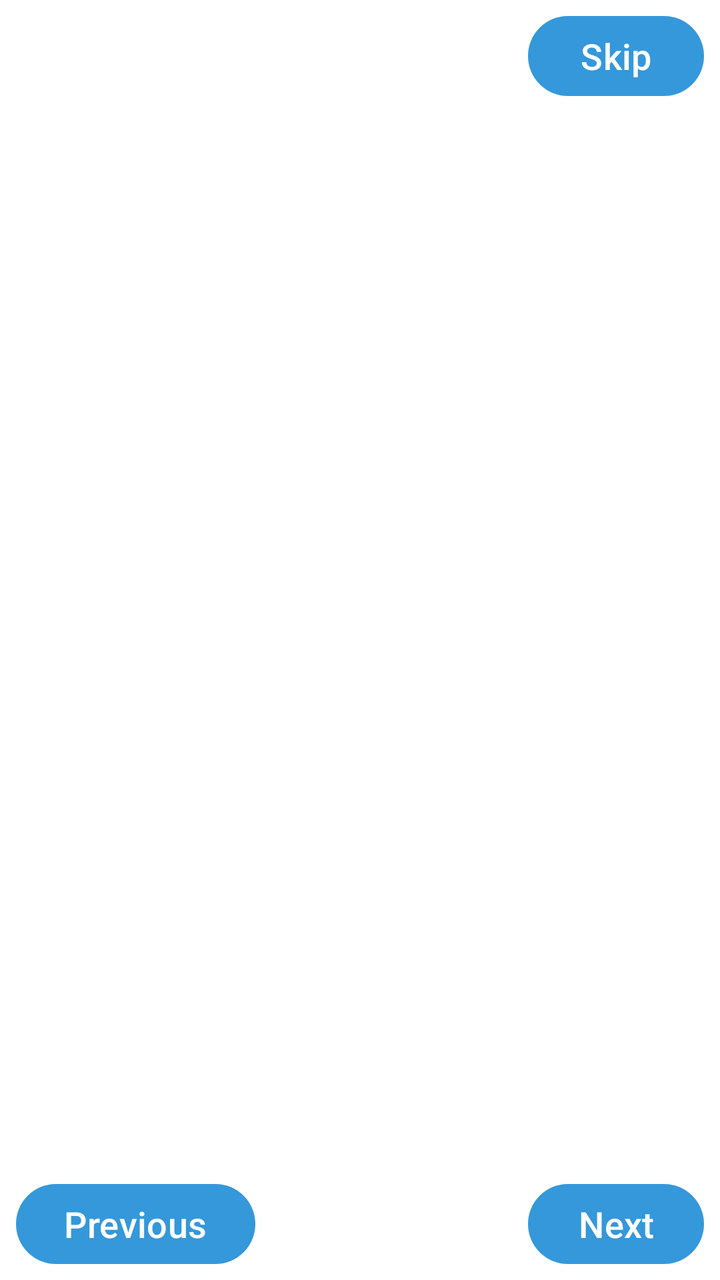
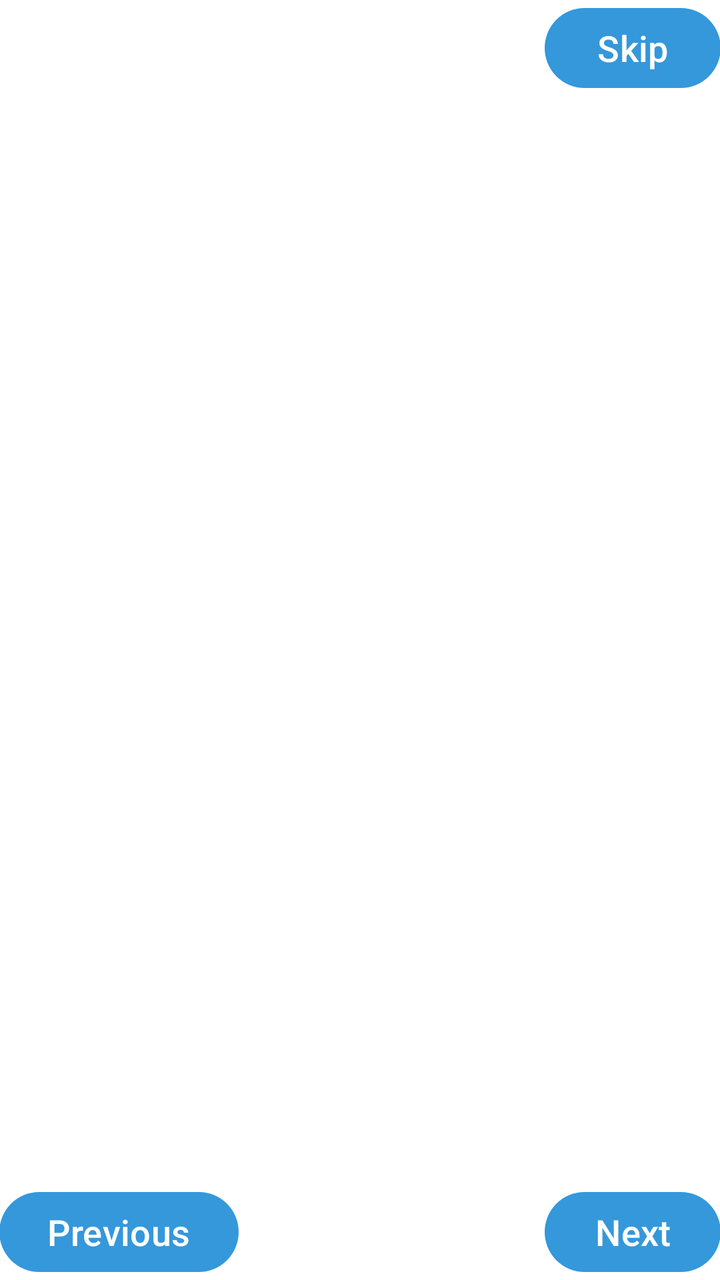

The first picture is an Android layout as it rendered before a commit; the second is the same layout after the commit. The layout source and the unified diff follow.
<!-- AndroidManifest.xml: application theme Theme.MSApplication -->
<!-- res/layout/activity_on_boarding.xml -->
<?xml version="1.0" encoding="utf-8"?>
<RelativeLayout
    xmlns:android="http://schemas.android.com/apk/res/android"
    xmlns:app="http://schemas.android.com/apk/res-auto"
    xmlns:tools="http://schemas.android.com/tools"
    android:layout_width="match_parent"
    android:layout_height="match_parent"
    android:paddingHorizontal="8dp"
    tools:context=".OnBoardingActivity">

    <androidx.viewpager2.widget.ViewPager2
        android:id="@+id/onboardingViewPager2"
        android:layout_width="match_parent"
        android:layout_height="match_parent"/>

    <com.google.android.material.tabs.TabLayout
        android:id="@+id/tabLayout"
        android:layout_width="wrap_content"
        android:layout_height="wrap_content"
        android:layout_alignParentBottom="true"
        android:layout_centerHorizontal="true"
        app:tabGravity="center"
        app:tabIndicatorHeight="0dp"
        app:tabRippleColor="@null"
        app:tabBackground="@drawable/tab_selector"/>

    <Button
        android:id="@+id/skip_btn"
        android:layout_width="wrap_content"
        android:layout_height="wrap_content"
        android:layout_alignParentTop="true"
        android:layout_alignParentEnd="true"
        android:textSize="18sp"
        android:text="@string/skip"
        android:layout_marginTop="4dp" />

    <Button
        android:id="@+id/previous_btn"
        android:layout_width="wrap_content"
        android:layout_height="wrap_content"
        android:layout_alignParentStart="true"
        android:layout_alignParentBottom="true"
        android:textSize="18sp"
        android:text="@string/previous"
        android:layout_marginBottom="4dp" />

    <Button
        android:id="@+id/next_btn"
        android:layout_width="wrap_content"
        android:layout_height="wrap_content"
        android:layout_alignParentBottom="true"
        android:layout_alignParentEnd="true"
        android:textSize="18sp"
        android:text="@string/next"
        android:layout_marginBottom="4dp" />

</RelativeLayout>
<!-- resources referenced by this layout -->
<resources>
  <!-- drawable tab_selector (drawable) -->
  <?xml version="1.0" encoding="utf-8"?>
  <selector xmlns:android="http://schemas.android.com/apk/res/android">
  
      <item android:state_selected="true">
          <shape android:shape="ring"
              android:innerRadius="0dp"
              android:thickness="5dp"
              android:useLevel="false">
              <solid android:color="@color/healthLightBlue"/>
              <stroke android:width="1dp" android:color="@color/black"/>
          </shape>
      </item>
  
      <item android:state_selected="false">
          <shape android:shape="ring"
              android:innerRadius="0dp"
              android:thickness="5dp"
              android:useLevel="false">
              <solid android:color="@color/healthWhite"/>
              <stroke android:width="1dp" android:color="@color/black"/>
          </shape>
      </item>
  
  </selector>
  <string name="next">Next</string>
  <string name="previous">Previous</string>
  <string name="skip">Skip</string>
  <style name="Theme.MSApplication" parent="Base.Theme.MSApplication" />
  <color name="healthLightBlue">#aed6f1</color>
  <color name="black">#FF000000</color>
  <color name="healthWhite">#FFFFFFFF</color>
  <style name="Base.Theme.MSApplication" parent="Theme.Material3.DayNight.NoActionBar">
  
  
          
          <item name="colorPrimary">@color/healthBlue</item>
  
          
          <item name="colorPrimaryDark">@color/healthDarkBlue</item>
  
          
          <item name="colorAccent">@color/healthGreen</item>
  
          
          <item name="android:windowBackground">@color/healthWhite</item>
  
          
          <item name="cardBackgroundColor">@color/healthWhite</item>
  
          
          <item name="android:textColor">@color/healthDarkGray</item>
  
      </style>
  <color name="healthBlue">#3498db</color>
  <color name="healthDarkBlue">#1f3a93</color>
  <color name="healthGreen">#2ecc71</color>
  <color name="healthDarkGray">#333333</color>
</resources>

<!-- the commit's change to res/layout/activity_on_boarding.xml (unified diff, before → after) -->
@@ -1,17 +1,16 @@
 <?xml version="1.0" encoding="utf-8"?>
-<RelativeLayout
-    xmlns:android="http://schemas.android.com/apk/res/android"
+<RelativeLayout xmlns:android="http://schemas.android.com/apk/res/android"
     xmlns:app="http://schemas.android.com/apk/res-auto"
     xmlns:tools="http://schemas.android.com/tools"
     android:layout_width="match_parent"
     android:layout_height="match_parent"
-    android:paddingHorizontal="8dp"
+    android:paddingHorizontal="@dimen/_8sdp"
     tools:context=".OnBoardingActivity">
 
     <androidx.viewpager2.widget.ViewPager2
         android:id="@+id/onboardingViewPager2"
         android:layout_width="match_parent"
-        android:layout_height="match_parent"/>
+        android:layout_height="match_parent" />
 
     <com.google.android.material.tabs.TabLayout
         android:id="@+id/tabLayout"
@@ -19,10 +18,10 @@
         android:layout_height="wrap_content"
         android:layout_alignParentBottom="true"
         android:layout_centerHorizontal="true"
+        app:tabBackground="@drawable/tab_selector"
         app:tabGravity="center"
         app:tabIndicatorHeight="0dp"
-        app:tabRippleColor="@null"
-        app:tabBackground="@drawable/tab_selector"/>
+        app:tabRippleColor="@null" />
 
     <Button
         android:id="@+id/skip_btn"
@@ -30,9 +29,9 @@
         android:layout_height="wrap_content"
         android:layout_alignParentTop="true"
         android:layout_alignParentEnd="true"
-        android:textSize="18sp"
+        android:layout_marginTop="@dimen/_4sdp"
         android:text="@string/skip"
-        android:layout_marginTop="4dp" />
+        android:textSize="18sp" />
 
     <Button
         android:id="@+id/previous_btn"
@@ -40,18 +39,18 @@
         android:layout_height="wrap_content"
         android:layout_alignParentStart="true"
         android:layout_alignParentBottom="true"
-        android:textSize="18sp"
+        android:layout_marginBottom="@dimen/_4sdp"
         android:text="@string/previous"
-        android:layout_marginBottom="4dp" />
+        android:textSize="18sp" />
 
     <Button
         android:id="@+id/next_btn"
         android:layout_width="wrap_content"
         android:layout_height="wrap_content"
+        android:layout_alignParentEnd="true"
         android:layout_alignParentBottom="true"
-        android:layout_alignParentEnd="true"
-        android:textSize="18sp"
+        android:layout_marginBottom="@dimen/_4sdp"
         android:text="@string/next"
-        android:layout_marginBottom="4dp" />
+        android:textSize="18sp" />
 
 </RelativeLayout>
